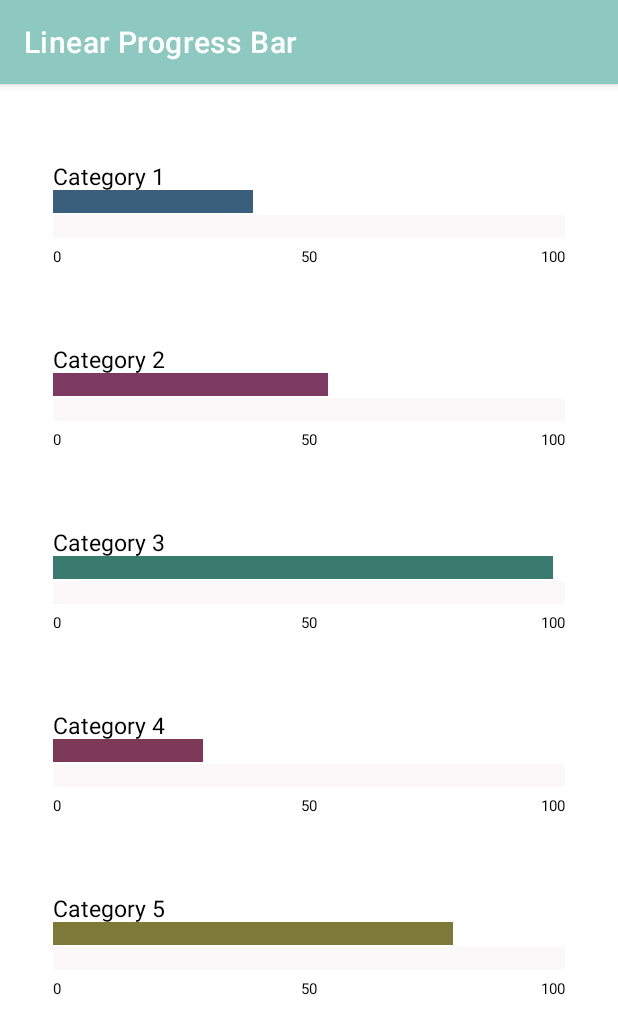
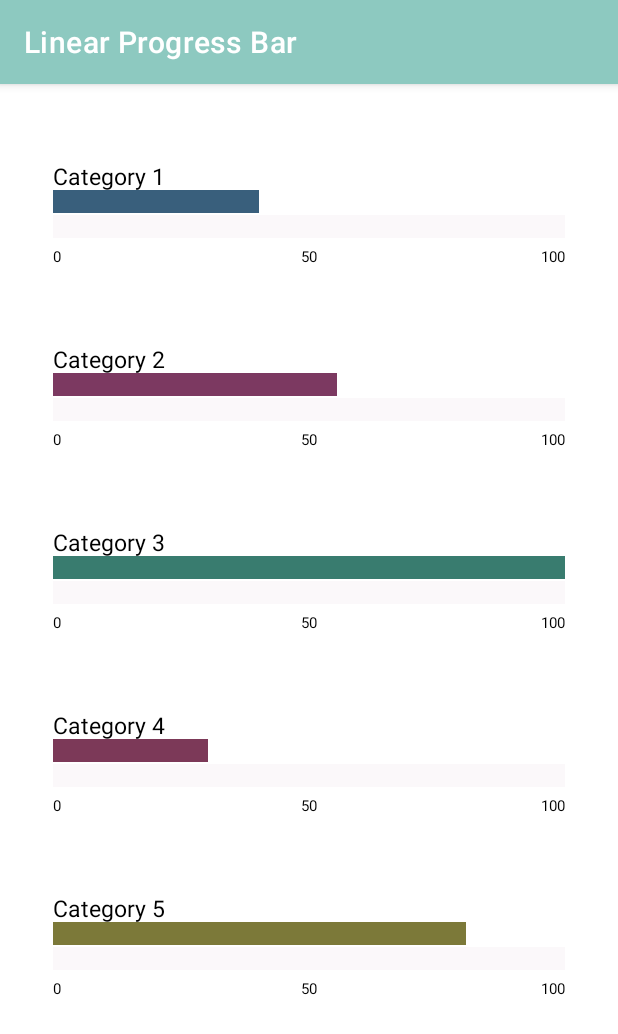
Before and after one commit to sung2063/AndroidTableauLibrary, an Android app: the LinearProgressActivity screen opened directly, with no data from a screen before it, on a phone screen of 412 x 824 dp. Shown: the top 1034 px of the screen. Run offline under Robolectric (Android 15) with nearby library versions, the phone set to English and light mode, and no system bars.

Commit message:
Improve Linear Progress Bar
- Implemented middle and max values showing on the progress bar
- Fixed the filled progress bar inaccuracy issue

```diff
--- a/TableauLibrary/src/main/java/com/sung2063/tableau_library/progress/LinearProgressView.kt
+++ b/TableauLibrary/src/main/java/com/sung2063/tableau_library/progress/LinearProgressView.kt
@@ -19,14 +19,14 @@ class LinearProgressView @JvmOverloads constructor(
     private var isUsingCommonColor: Boolean
     private var commonFilledColor: String?
     private var commonUnfilledColor: String?
-    private var maxValue: Integer
+    private var maxValue: Int
 
     init {
         val typedArray = context.theme.obtainStyledAttributes(attrs, R.styleable.LinearProgressView, 0, 0)
         isUsingCommonColor = typedArray.getBoolean(R.styleable.LinearProgressView_useCommonColor, false)
         commonFilledColor = typedArray.getString(R.styleable.LinearProgressView_filledColor)
         commonUnfilledColor = typedArray.getString(R.styleable.LinearProgressView_unfilledColor)
-        maxValue = typedArray.getInteger(R.styleable.LinearProgressView_maxValue, 100) as Integer
+        maxValue = typedArray.getInteger(R.styleable.LinearProgressView_maxValue, 100)
     }
 
     fun setHandler(_handler: LinearProgressHandler) {
--- a/TableauLibrary/src/main/java/com/sung2063/tableau_library/progress/adapter/LinearProgressItemsAdapter.kt
+++ b/TableauLibrary/src/main/java/com/sung2063/tableau_library/progress/adapter/LinearProgressItemsAdapter.kt
@@ -7,6 +7,7 @@ import android.view.LayoutInflater
 import android.view.View
 import android.view.ViewGroup
 import android.view.ViewTreeObserver
+import android.view.ViewTreeObserver.OnGlobalLayoutListener
 import android.widget.ImageView
 import android.widget.RelativeLayout
 import android.widget.TextView
@@ -21,7 +22,7 @@ class LinearProgressItemsAdapter(
     private val isUsingCommonColor: Boolean,
     private val commonFilledColor: String?,
     private val commonUnfilledColor: String?,
-    private val maxValue: Integer,
+    private val maxValue: Int,
     private val space: Int = 0
 ) : RecyclerView.Adapter<LinearProgressItemsAdapter.ViewHolder>() {
 
@@ -29,6 +30,8 @@ class LinearProgressItemsAdapter(
         val tvTitle: TextView = view.findViewById(R.id.tv_title)
         val ivFilledBar: ImageView = view.findViewById(R.id.iv_filled_bar)
         val ivUnfilledBar: ImageView = view.findViewById(R.id.iv_unfilled_bar)
+        val tvMiddleValue: TextView = view.findViewById(R.id.tv_middle_value)
+        val tvMaxValue: TextView = view.findViewById(R.id.tv_max_value)
     }
 
     override fun onCreateViewHolder(viewGroup: ViewGroup, viewType: Int): ViewHolder {
@@ -41,6 +44,7 @@ class LinearProgressItemsAdapter(
 
         viewHolder.tvTitle.text = dataList[position].name
 
+        // Determine filled and unfilled colors
         var filledColor: String
         var unfilledColor: String
         if (isUsingCommonColor) {
@@ -59,22 +63,28 @@ class LinearProgressItemsAdapter(
         val gradientUnfilledImage = unfilledImage as GradientDrawable
         gradientUnfilledImage.setColor(Color.parseColor(unfilledColor))
 
+        // Set middle and max value
+        val middleValue = maxValue.div(2)
+        viewHolder.tvMiddleValue.text = middleValue.toString()
+        viewHolder.tvMaxValue.text = maxValue.toString()
+
+        // Calculate the screen size before drawn
         viewHolder.ivUnfilledBar.viewTreeObserver.addOnGlobalLayoutListener(object :
-            ViewTreeObserver.OnGlobalLayoutListener {
+            OnGlobalLayoutListener {
             override fun onGlobalLayout() {
                 viewHolder.ivUnfilledBar.viewTreeObserver.removeOnGlobalLayoutListener(this)
-                val unitScale = viewHolder.ivUnfilledBar.width / (100 - 1)
-                val activeHeight = viewHolder.ivUnfilledBar.height
+                val unitScale = viewHolder.ivUnfilledBar.width.toFloat().div(maxValue.minus(1))
+                val activeHeight = viewHolder.ivUnfilledBar.height.toFloat()
 
                 val scope = CoroutineScope(Dispatchers.Main + CoroutineName("ProgressCounter"))
                 scope.launch {
-                    var i = 0
-                    while (i < dataList[position].value.toInt()) {
-                        i++
-                        val activeWidth = i.times(unitScale)
+                    var tracking = 0
+                    while (tracking < dataList[position].value) {
+                        tracking++
+                        val activeWidth = tracking.times(unitScale)
 
                         // Set new param
-                        val newParam = RelativeLayout.LayoutParams(activeWidth, activeHeight)
+                        val newParam = RelativeLayout.LayoutParams(activeWidth.toInt(), activeHeight.toInt())
                         newParam.addRule(RelativeLayout.ALIGN_BOTTOM, R.id.iv_unfilled_bar)
                         newParam.setMargins(0, 0, 0, space.times(5))
                         viewHolder.ivFilledBar.layoutParams = newParam
--- a/TableauLibrary/src/main/res/layout/linear_progress_view.xml
+++ b/TableauLibrary/src/main/res/layout/linear_progress_view.xml
@@ -50,9 +50,9 @@
         android:layout_below="@id/iv_unfilled_bar"
         android:layout_centerHorizontal="true"
         android:layout_marginTop="5dp"
-        android:text="50"
         android:textColor="@android:color/black"
-        android:textSize="10sp" />
+        android:textSize="10sp"
+        tools:text="50" />
 
     <TextView
         android:id="@+id/tv_max_value"
@@ -61,8 +61,8 @@
         android:layout_below="@id/iv_unfilled_bar"
         android:layout_alignParentEnd="true"
         android:layout_marginTop="5dp"
-        android:text="100"
         android:textColor="@android:color/black"
-        android:textSize="10sp" />
+        android:textSize="10sp"
+        tools:text="100" />
 
 </RelativeLayout>
--- a/app/src/main/java/com/sung2063/tableau_app/LinearProgressActivity.kt
+++ b/app/src/main/java/com/sung2063/tableau_app/LinearProgressActivity.kt
@@ -15,7 +15,7 @@ class LinearProgressActivity : AppCompatActivity() {
         val linearProgressView: LinearProgressView = findViewById(R.id.linear_progress_view)
 
         // [1] Create the data
-        val dataList = ArrayList<LinearProgressModel>()
+        val dataList = mutableListOf<LinearProgressModel>()
         dataList.add(LinearProgressModel("Category 1", 40f, "#395F7C"))
         dataList.add(LinearProgressModel("Category 2", 55f, "#7c3961"))
         dataList.add(LinearProgressModel("Category 3", 100f, "#397c6f"))
```
